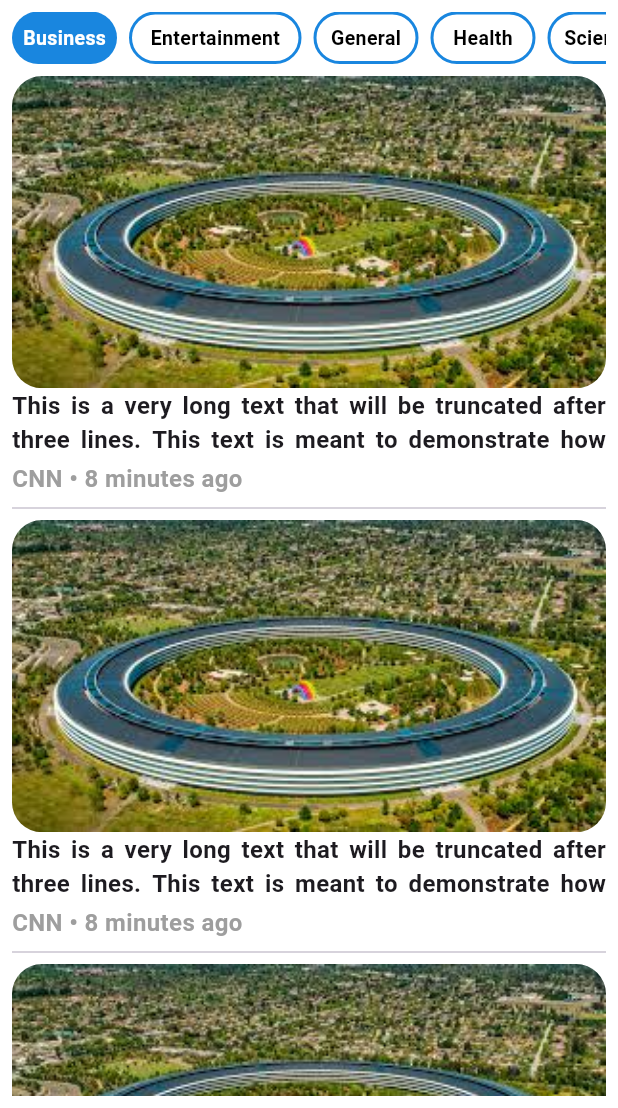
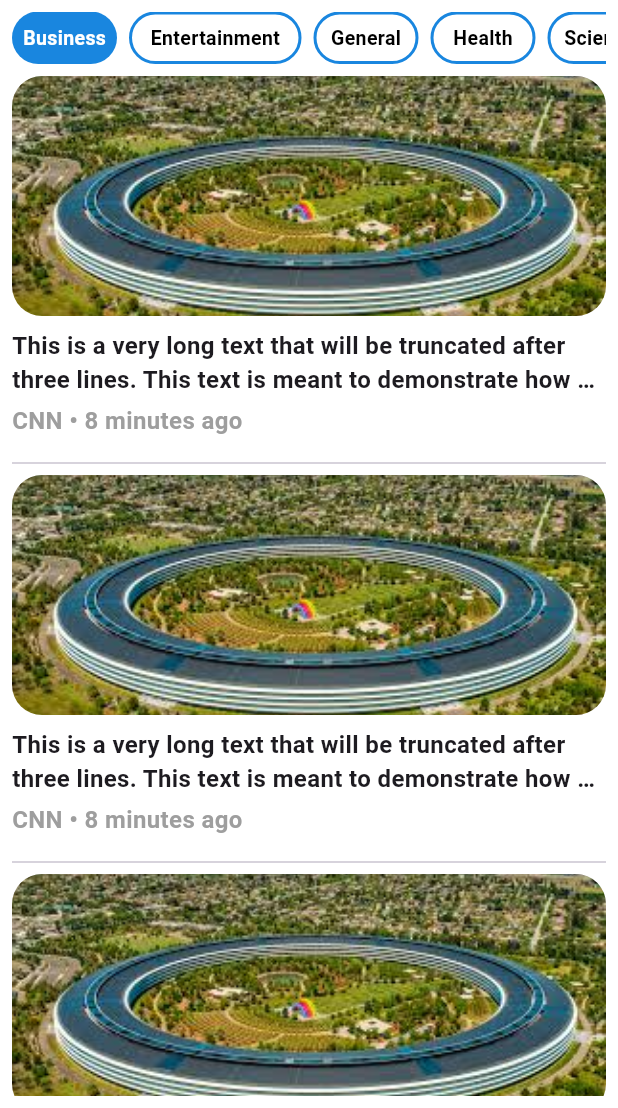
Before and after one commit to AhmedNasser1999/news_app, a Flutter app: the screen it shows after launch, after a tap on "Business", on a phone screen of 412 x 824 dp, the part 128-1236 px from its top. Run offline on Flutter 3.47's test engine with Material 3 defaults, Android fonts, the phone set to English and light mode, and no system bars; our stand-ins replace carousel_slider, dio.

Commit message:
make some ui improvement

```diff
--- a/lib/providers/categories_provider.dart
+++ b/lib/providers/categories_provider.dart
@@ -39,7 +39,7 @@ class CategoriesProvider with ChangeNotifier {
       final double width = _calculateCategoryWidth(name, i);
       offset += width;
     }
-    offset += 8.0 * index; // Adding padding between items
+    offset += 8.0 * index;
 
     listViewController.animateTo(
       offset,
--- a/lib/views/widgets/braking_news_item.dart
+++ b/lib/views/widgets/braking_news_item.dart
@@ -19,6 +19,12 @@ class BreakingNewsItem extends StatelessWidget {
                 width: double.infinity,
                 height: double.infinity,
                 fit: BoxFit.cover,
+              ),
+            ),
+            ClipRRect(
+              borderRadius: BorderRadius.circular(25.0),
+              child: Container(
+                color: Colors.black.withOpacity(0.2),
               ),
             ),
             Positioned(
--- a/lib/views/widgets/news_categories_item.dart
+++ b/lib/views/widgets/news_categories_item.dart
@@ -10,7 +10,7 @@ class NewsCategoryItem extends StatelessWidget {
       onTap: () {},
       child: SizedBox(
         width: double.infinity,
-        height: 280,
+        height: 250,
         child: Column(
           crossAxisAlignment: CrossAxisAlignment.start,
           children: [
@@ -20,23 +20,25 @@ class NewsCategoryItem extends StatelessWidget {
                 'assets/images/1.jpeg',
                 fit: BoxFit.cover,
                 width: double.infinity,
+                height: 160, // Adjust the height to fit the remaining content
               ),
             ),
-            const Expanded(
+            const SizedBox(height: 8.0), // Add some spacing
+            const Flexible(
               child: Text(
                 'This is a very long text that will be truncated after three lines. '
                 'This text is meant to demonstrate how you can use the Text widget in Flutter '
                 'to show only a limited number of lines and display an ellipsis at the end if the text overflows. '
                 'to show only a limited number of lines and display an ellipsis at the end if the text overflows.',
-                maxLines: 3,
+                maxLines: 2,
                 overflow: TextOverflow.ellipsis,
-                textAlign: TextAlign.justify,
                 style: TextStyle(
                   fontWeight: FontWeight.bold,
                   fontSize: 16.0,
                 ),
               ),
             ),
+            const SizedBox(height: 4.0), // Add spacing between text elements
             const Text(
               'CNN • 8 minutes ago',
               style: TextStyle(
--- a/lib/views/widgets/tranding_news_item.dart
+++ b/lib/views/widgets/tranding_news_item.dart
@@ -29,8 +29,8 @@ class TrendingNewsItem extends StatelessWidget {
           ),
           const SizedBox(width: 8.0),
           Expanded(
-            child: SizedBox(
-              height: 90.0,
+            child: Container(
+              constraints: const BoxConstraints(maxHeight: 90.0),
               child: Column(
                 crossAxisAlignment: CrossAxisAlignment.start,
                 children: [
@@ -51,7 +51,7 @@ class TrendingNewsItem extends StatelessWidget {
                       ),
                     ],
                   ),
-                  const Expanded(
+                  const Flexible(
                     child: Text(
                       'This is a very long text that will be truncated after three lines. '
                       'This text is meant to demonstrate how you can use the Text widget in Flutter '
@@ -59,14 +59,13 @@ class TrendingNewsItem extends StatelessWidget {
                       'to show only a limited number of lines and display an ellipsis at the end if the text overflows.',
                       maxLines: 2,
                       overflow: TextOverflow.ellipsis,
-                      textAlign: TextAlign.justify,
                       style: TextStyle(
                         fontWeight: FontWeight.bold,
                         fontSize: 16.0,
                       ),
                     ),
                   ),
-                  Text(
+                  const Text(
                     'CNN • 8 minutes ago',
                     style: TextStyle(
                       color: AppColors.trendingTextColor,
```
